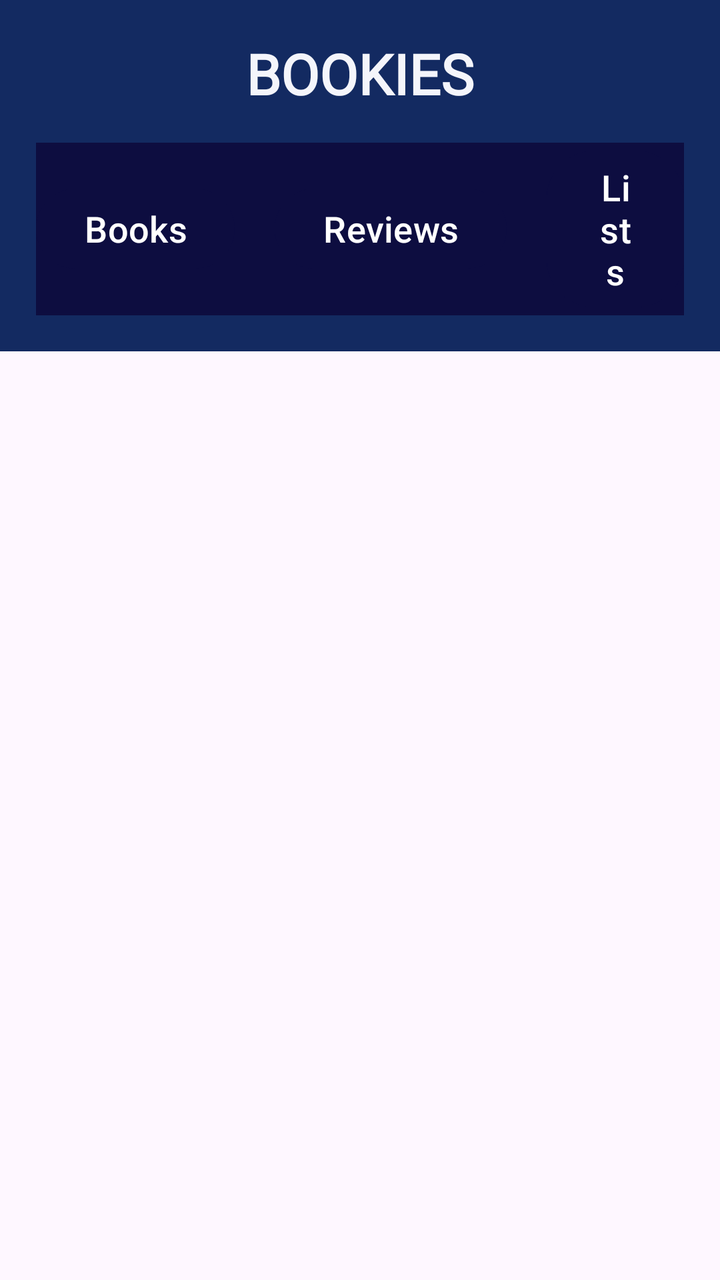
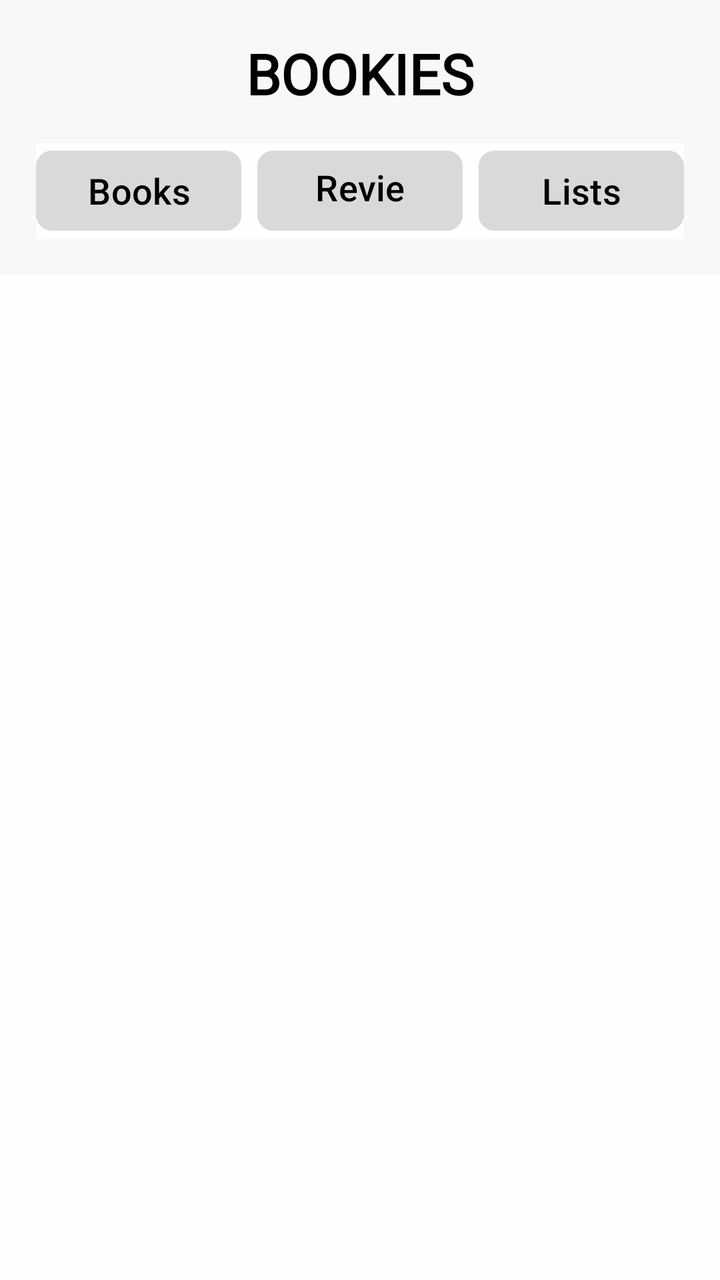

Before-and-after screenshots of an Android layout around one commit, followed by the original layout XML and the change that was made.
<!-- AndroidManifest.xml: application theme Theme.FrontendBook -->
<!-- res/layout/fragment_main_page.xml -->
<?xml version="1.0" encoding="utf-8"?>
<androidx.constraintlayout.widget.ConstraintLayout
    xmlns:android="http://schemas.android.com/apk/res/android"
    xmlns:app="http://schemas.android.com/apk/res-auto"
    android:layout_width="match_parent"
    android:layout_height="match_parent">

    
    <include
        android:id="@+id/header"
        layout="@layout/header_nav_menu"
        android:layout_width="0dp"
        android:layout_height="wrap_content"
        app:layout_constraintTop_toTopOf="parent"
        app:layout_constraintStart_toStartOf="parent"
        app:layout_constraintEnd_toEndOf="parent" />

    
    <FrameLayout
        android:id="@+id/innerFragmentContainer"
        android:layout_width="0dp"
        android:layout_height="0dp"
        android:layout_marginBottom="65dp"
        app:layout_constraintTop_toBottomOf="@id/header"
        app:layout_constraintBottom_toBottomOf="parent"
        app:layout_constraintStart_toStartOf="parent"
        app:layout_constraintEnd_toEndOf="parent" />

</androidx.constraintlayout.widget.ConstraintLayout>
<!-- res/layout/header_nav_menu.xml (included above) -->
<?xml version="1.0" encoding="utf-8"?>
<androidx.constraintlayout.widget.ConstraintLayout
    xmlns:android="http://schemas.android.com/apk/res/android"
    xmlns:app="http://schemas.android.com/apk/res-auto"
    android:layout_width="match_parent"
    android:layout_height="wrap_content"
    android:padding="18dp"
    android:background="@color/primary">

    
    <TextView
        android:id="@+id/headerTitle"
        android:layout_width="wrap_content"
        android:layout_height="wrap_content"
        android:text="BOOKIES"
        android:textSize="28sp"
        android:textStyle="bold"
        android:textColor="@color/background_light"
        android:textAlignment="center"
        android:fontFamily="@font/roboto_condensed_bold"
        app:layout_constraintTop_toTopOf="parent"
        app:layout_constraintStart_toStartOf="parent"
        app:layout_constraintEnd_toEndOf="parent" />

    
    <LinearLayout
        android:id="@+id/headerButtons"
        android:layout_width="wrap_content"
        android:layout_height="wrap_content"
        android:orientation="horizontal"
        android:layout_marginTop="16dp"
        android:gravity="center"
        android:background="@color/primary_dark"
        app:layout_constraintTop_toBottomOf="@id/headerTitle"
        app:layout_constraintStart_toStartOf="parent"
        app:cornerRadius="24dp"
        app:layout_constraintEnd_toEndOf="parent">

        <com.google.android.material.button.MaterialButton
            android:id="@+id/booksButton"
            android:layout_width="wrap_content"
            android:layout_height="wrap_content"
            android:text="Books"
            android:textAllCaps="false"
            android:textColor="@color/white"
            android:backgroundTint="@color/primary_dark"
            android:textSize="18sp"
            android:layout_marginEnd="20dp"
            app:cornerRadius="24dp"
            />

        <com.google.android.material.button.MaterialButton
            android:id="@+id/reviewsButton"
            android:layout_width="wrap_content"
            android:layout_height="wrap_content"
            android:text="Reviews"
            android:textSize="18sp"
            android:textAllCaps="false"
            android:textColor="@color/white"
            android:backgroundTint="@color/primary_dark"
            android:layout_marginEnd="20dp"
            app:cornerRadius="24dp"
            />

        <com.google.android.material.button.MaterialButton
            android:id="@+id/listsButton"
            android:layout_width="wrap_content"
            android:layout_height="wrap_content"
            android:text="Lists"
            android:textSize="18sp"
            android:textAllCaps="false"
            android:textColor="@color/white"
            android:backgroundTint="@color/primary_dark"
            app:cornerRadius="24dp"/>
    </LinearLayout>

</androidx.constraintlayout.widget.ConstraintLayout>
<!-- resources referenced by this layout -->
<resources>
  <color name="background_light">#F4F5FB</color>
  <color name="primary">#132A61</color>
  <color name="primary_dark">#0D0D40</color>
  <color name="white">#FFFFFFFF</color>
  <style name="Theme.FrontendBook" parent="Base.Theme.FrontendBook" />
  <style name="Base.Theme.FrontendBook" parent="Theme.Material3.DayNight.NoActionBar">
          <item name="colorPrimary">@color/primary</item>
          <item name="colorPrimaryVariant">@color/primary_dark</item>
          <item name="colorOnPrimary">@color/white</item>
          <item name="colorSecondary">@color/background_light</item>
          <item name="colorOutline">@color/outline</item>
      </style>
  <color name="outline">#132A61</color>
</resources>

<!-- the commit's change to res/layout/fragment_main_page.xml (unified diff, before → after) -->
@@ -3,7 +3,8 @@
     xmlns:android="http://schemas.android.com/apk/res/android"
     xmlns:app="http://schemas.android.com/apk/res-auto"
     android:layout_width="match_parent"
-    android:layout_height="match_parent">
+    android:layout_height="match_parent"
+    android:background="@color/backgroundPrimary">
 
     
     <include
@@ -35,7 +36,7 @@
     android:layout_width="match_parent"
     android:layout_height="wrap_content"
     android:padding="18dp"
-    android:background="@color/primary">
+    android:background="@color/headerColor">
 
     
     <TextView
@@ -45,7 +46,7 @@
         android:text="BOOKIES"
         android:textSize="28sp"
         android:textStyle="bold"
-        android:textColor="@color/background_light"
+        android:textColor="@color/textPrimary"
         android:textAlignment="center"
         android:fontFamily="@font/roboto_condensed_bold"
         app:layout_constraintTop_toTopOf="parent"
@@ -55,53 +56,54 @@
     
     <LinearLayout
         android:id="@+id/headerButtons"
-        android:layout_width="wrap_content"
+        android:layout_width="match_parent"
         android:layout_height="wrap_content"
         android:orientation="horizontal"
         android:layout_marginTop="16dp"
         android:gravity="center"
-        android:background="@color/primary_dark"
+        android:background="@color/backgroundPrimary"
         app:layout_constraintTop_toBottomOf="@id/headerTitle"
         app:layout_constraintStart_toStartOf="parent"
-        app:cornerRadius="24dp"
-        app:layout_constraintEnd_toEndOf="parent">
+        app:layout_constraintEnd_toEndOf="parent"
+        android:weightSum="3">
 
         <com.google.android.material.button.MaterialButton
             android:id="@+id/booksButton"
-            android:layout_width="wrap_content"
-            android:layout_height="wrap_content"
+            android:layout_width="0dp"
+            android:layout_height="48dp"
+            android:layout_weight="1"
+            android:layout_marginEnd="8dp"
             android:text="Books"
             android:textAllCaps="false"
-            android:textColor="@color/white"
-            android:backgroundTint="@color/primary_dark"
             android:textSize="18sp"
-            android:layout_marginEnd="20dp"
-            app:cornerRadius="24dp"
-            />
+            android:textColor="@color/button_textPrimary"
+            android:backgroundTint="@color/buttonPrimary"
+            app:cornerRadius="8dp" />
 
         <com.google.android.material.button.MaterialButton
             android:id="@+id/reviewsButton"
-            android:layout_width="wrap_content"
-            android:layout_height="wrap_content"
+            android:layout_width="0dp"
+            android:layout_height="48dp"
+            android:layout_weight="1"
+            android:layout_marginEnd="8dp"
             android:text="Reviews"
             android:textSize="18sp"
             android:textAllCaps="false"
-            android:textColor="@color/white"
-            android:backgroundTint="@color/primary_dark"
-            android:layout_marginEnd="20dp"
-            app:cornerRadius="24dp"
-            />
+            android:textColor="@color/button_textPrimary"
+            android:backgroundTint="@color/buttonPrimary"
+            app:cornerRadius="8dp" />
 
         <com.google.android.material.button.MaterialButton
             android:id="@+id/listsButton"
-            android:layout_width="wrap_content"
-            android:layout_height="wrap_content"
+            android:layout_width="0dp"
+            android:layout_height="48dp"
+            android:layout_weight="1"
             android:text="Lists"
             android:textSize="18sp"
             android:textAllCaps="false"
-            android:textColor="@color/white"
-            android:backgroundTint="@color/primary_dark"
-            app:cornerRadius="24dp"/>
+            android:textColor="@color/button_textPrimary"
+            android:backgroundTint="@color/buttonPrimary"
+            app:cornerRadius="8dp" />
     </LinearLayout>
 
 </androidx.constraintlayout.widget.ConstraintLayout>
<!-- resource entries referenced after the edit -->
@@ -1,17 +1,20 @@
 <!-- resources referenced by this layout -->
 <resources>
-  <color name="background_light">#F4F5FB</color>
-  <color name="primary">#132A61</color>
-  <color name="primary_dark">#0D0D40</color>
-  <color name="white">#FFFFFFFF</color>
+  <color name="backgroundPrimary">#FEFEFE</color>
+  <color name="buttonPrimary">#D9D9D9</color>
+  <color name="button_textPrimary">#000000</color>
+  <color name="headerColor">#F8F8F8</color>
+  <color name="textPrimary">#000000</color>
   <style name="Theme.FrontendBook" parent="Base.Theme.FrontendBook" />
   <style name="Base.Theme.FrontendBook" parent="Theme.Material3.DayNight.NoActionBar">
-          <item name="colorPrimary">@color/primary</item>
-          <item name="colorPrimaryVariant">@color/primary_dark</item>
-          <item name="colorOnPrimary">@color/white</item>
-          <item name="colorSecondary">@color/background_light</item>
-          <item name="colorOutline">@color/outline</item>
+          <item name="colorPrimary">@color/backgroundPrimary</item>
+          <item name="colorPrimaryVariant">@color/backgroundSecondary</item>
+          <item name="colorOnPrimary">@color/black</item>
+          <item name="colorSecondary">@color/black</item>
+          <item name="colorOutline">@color/line</item>
       </style>
-  <color name="outline">#132A61</color>
+  <color name="backgroundSecondary">#D9D9D9</color>
+  <color name="black">#000000</color>
+  <color name="line">#D9D9D9</color>
 </resources>
 
